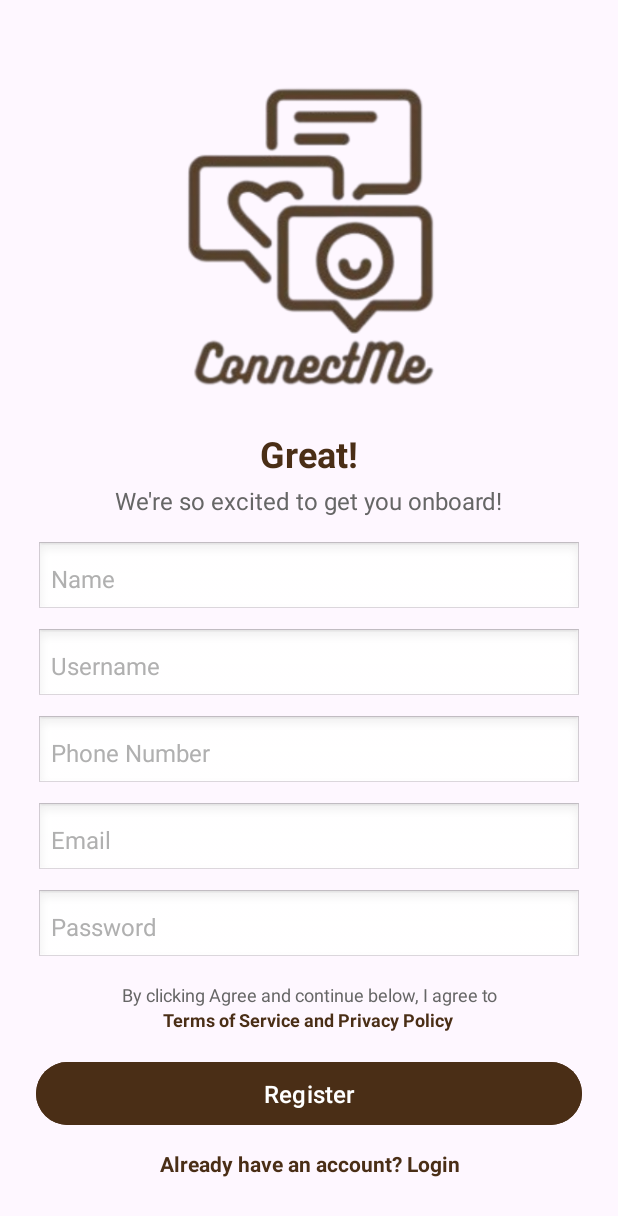
After one commit to JawadAhmadKhan04/ConnectME_UI, an Android app: the layout register.xml on its own in the app's theme, with its tools: preview values and no code run, on a phone screen of 412 x 824 dp. The commit adds this screen. Shown: the top 1216 px of the screen. Run offline under Robolectric (Android 15) with nearby library versions, the phone set to English and light mode, and no system bars.

Commit message:
Correcting Login and Register

```diff
--- a/app/src/main/java/com/jawadahmadkhan/i220791/LoginActivity.kt
+++ b/app/src/main/java/com/jawadahmadkhan/i220791/LoginActivity.kt
@@ -11,12 +11,12 @@ class LoginActivity : AppCompatActivity() {
         setContentView(R.layout.login)
 
         // Find the register text
-//        val registerText = findViewById<TextView>(R.id.registerText)
+        val registerText = findViewById<TextView>(R.id.registerText)
 
         // Set click listener on register text
-//        registerText.setOnClickListener {
-//            val intent = Intent(this, RegisterActivity::class.java)
-//            startActivity(intent)
-//        }
+        registerText.setOnClickListener {
+            val intent = Intent(this, RegisterActivity::class.java)
+            startActivity(intent)
+        }
     }
 }
--- /dev/null
+++ b/app/src/main/java/com/jawadahmadkhan/i220791/RegisterActivity.kt
@@ -0,0 +1,29 @@
+package com.jawadahmadkhan.i220791
+
+import android.content.Intent
+import android.os.Bundle
+import android.widget.Button
+import android.widget.TextView
+import androidx.appcompat.app.AppCompatActivity
+
+class RegisterActivity : AppCompatActivity() {
+    override fun onCreate(savedInstanceState: Bundle?) {
+        super.onCreate(savedInstanceState)
+        setContentView(R.layout.register)
+
+        // Find views
+        val registerButton = findViewById<Button>(R.id.btn_register)
+        val loginText = findViewById<TextView>(R.id.tv_login)
+
+        // Register button click action
+        registerButton.setOnClickListener {
+            // Handle registration logic here (e.g., Firebase Authentication)
+        }
+
+        // Login text click action -> Navigate to LoginActivity
+        loginText.setOnClickListener {
+            val intent = Intent(this, LoginActivity::class.java)
+            startActivity(intent)
+        }
+    }
+}
--- /dev/null
+++ b/app/src/main/res/layout/register.xml
@@ -0,0 +1,141 @@
+<?xml version="1.0" encoding="utf-8"?>
+<LinearLayout xmlns:android="http://schemas.android.com/apk/res/android"
+    xmlns:tools="http://schemas.android.com/tools"
+    android:layout_width="match_parent"
+    android:layout_height="match_parent"
+    android:orientation="vertical"
+    android:padding="24dp"
+    android:gravity="center"
+    tools:context=".RegisterActivity">
+
+    <!-- Title -->
+    <ImageView
+        android:id="@+id/myImageView"
+        android:layout_width="wrap_content"
+        android:layout_height="247dp"
+        android:contentDescription="My Image"
+        android:scaleType="fitCenter"
+        android:src="@drawable/connectme_logo" />
+
+    <TextView
+        android:layout_width="wrap_content"
+        android:layout_height="wrap_content"
+        android:text="Great!"
+        android:textSize="24sp"
+        android:textStyle="bold"
+        android:textColor="#4A2E16"
+        android:layout_gravity="center_horizontal"
+        android:paddingBottom="4dp"/>
+
+    <!-- Subtitle -->
+    <TextView
+        android:layout_width="wrap_content"
+        android:layout_height="wrap_content"
+        android:text="We're so excited to get you onboard!"
+        android:textSize="16sp"
+        android:textColor="#666666"
+        android:layout_gravity="center_horizontal"
+        android:paddingBottom="16dp"/>
+
+    <!-- Input Fields -->
+    <EditText
+        android:id="@+id/et_name"
+        android:layout_width="match_parent"
+        android:layout_height="50dp"
+        android:hint="Name"
+        android:background="@android:drawable/edit_text"
+        android:padding="10dp"
+        android:textColorHint="#B0B0B0"
+        android:textSize="16sp"/>
+
+    <EditText
+        android:id="@+id/et_username"
+        android:layout_width="match_parent"
+        android:layout_height="50dp"
+        android:hint="Username"
+        android:background="@android:drawable/edit_text"
+        android:padding="10dp"
+        android:textColorHint="#B0B0B0"
+        android:textSize="16sp"
+        android:layout_marginTop="8dp"/>
+
+    <EditText
+        android:id="@+id/et_phone"
+        android:layout_width="match_parent"
+        android:layout_height="50dp"
+        android:hint="Phone Number"
+        android:background="@android:drawable/edit_text"
+        android:padding="10dp"
+        android:textColorHint="#B0B0B0"
+        android:textSize="16sp"
+        android:inputType="phone"
+        android:layout_marginTop="8dp"/>
+
+    <EditText
+        android:id="@+id/et_email"
+        android:layout_width="match_parent"
+        android:layout_height="50dp"
+        android:hint="Email"
+        android:background="@android:drawable/edit_text"
+        android:padding="10dp"
+        android:textColorHint="#B0B0B0"
+        android:textSize="16sp"
+        android:inputType="textEmailAddress"
+        android:layout_marginTop="8dp"/>
+
+    <EditText
+        android:id="@+id/et_password"
+        android:layout_width="match_parent"
+        android:layout_height="50dp"
+        android:hint="Password"
+        android:background="@android:drawable/edit_text"
+        android:padding="10dp"
+        android:textColorHint="#B0B0B0"
+        android:textSize="16sp"
+        android:inputType="textPassword"
+        android:layout_marginTop="8dp"/>
+
+    <!-- Terms and Privacy Policy -->
+    <TextView
+        android:layout_width="wrap_content"
+        android:layout_height="wrap_content"
+        android:text="By clicking Agree and continue below, I agree to"
+        android:textSize="12sp"
+        android:textColor="#666666"
+        android:paddingTop="12dp"
+        android:gravity="center"/>
+
+    <TextView
+        android:layout_width="wrap_content"
+        android:layout_height="wrap_content"
+        android:text="Terms of Service and Privacy Policy"
+        android:textSize="12sp"
+        android:textColor="#4A2E16"
+        android:textStyle="bold"
+        android:gravity="center"
+        android:layout_marginBottom="16dp"/>
+
+    <!-- Register Button -->
+    <Button
+        android:id="@+id/btn_register"
+        android:layout_width="match_parent"
+        android:layout_height="50dp"
+        android:text="Register"
+        android:backgroundTint="#4A2E16"
+        android:textColor="@android:color/white"
+        android:textSize="16sp"/>
+
+    <!-- Login Text -->
+    <TextView
+        android:id="@+id/tv_login"
+        android:layout_width="wrap_content"
+        android:layout_height="wrap_content"
+        android:text="Already have an account? Login"
+        android:textSize="14sp"
+        android:textColor="#4A2E16"
+        android:textStyle="bold"
+        android:gravity="center"
+        android:paddingTop="12dp"
+        android:layout_gravity="center_horizontal"/>
+
+</LinearLayout>
```
Also changed, not shown: app/src/main/res/drawable/apple_icon.png (added), app/src/main/res/drawable/facebook_icon.png (added), app/src/main/res/drawable/google_icon.png (added), app/src/main/res/layout/login.xml (renamed from app/src/main/res/drawable/login.xml).
